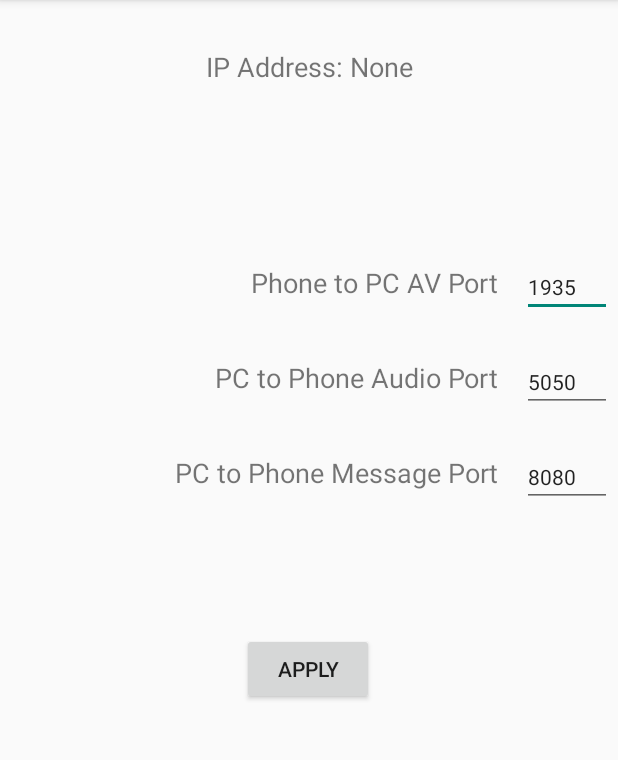
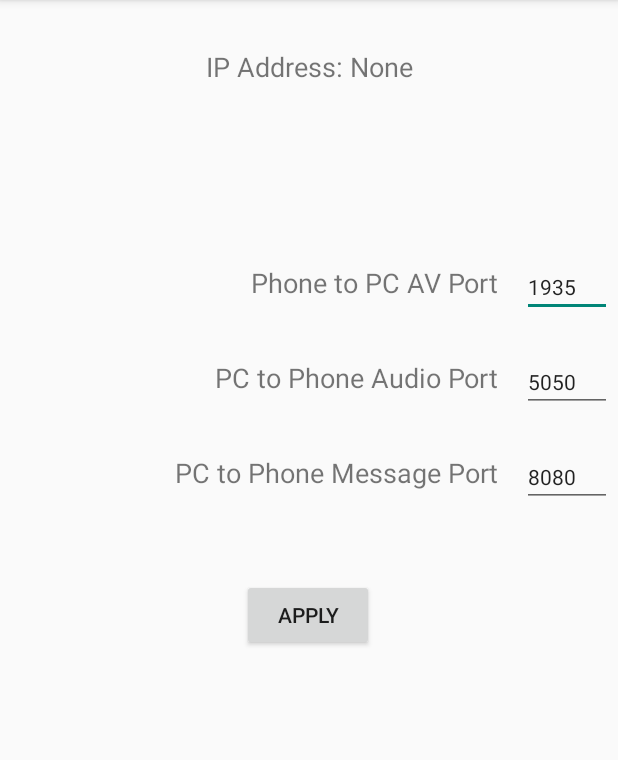
Before and after one commit to khutes/SurvivorBuddy4Mobile, an Android app: the SettingsActivity screen opened directly, with no data from a screen before it, after a tap on "APPLY", on a phone screen of 412 x 824 dp, the part 84-844 px from its top. Run offline under Robolectric (Android 15) with nearby library versions, the phone set to English and light mode, and no system bars.

Commit message:
Added port number validation and toast messages for applied settings

```diff
--- a/app/src/main/java/com/example/survivorbuddy4mobile/SettingsActivity.java
+++ b/app/src/main/java/com/example/survivorbuddy4mobile/SettingsActivity.java
@@ -9,6 +9,7 @@ import android.util.Log;
 import android.view.View;
 import android.widget.EditText;
 import android.widget.TextView;
+import android.widget.Toast;
 
 public class SettingsActivity extends AppCompatActivity {
 
@@ -64,13 +65,61 @@ public class SettingsActivity extends AppCompatActivity {
 
     }
 
+    private boolean validatePortNum(int portNum) {
+        Log.i(TAG, "validatingPort");
+        if(portNum >= 1 && portNum <= 65535) {
+            Log.i(TAG, "portGood");
+            return true;
+        }
+        return false;
+    }
+
     public void applySettings(View view) {
+        Log.i(TAG, "applySettings");
+        mEditor = mPreferences.edit();
+        int rtsp_num = 0;
+        int audio_num = 0;
+        int message_num = 0;
+        boolean parseGood = true;
+        try {
+            rtsp_num = Integer.parseInt((String.valueOf(rtspPortInput.getText())));
+            audio_num = Integer.parseInt((String.valueOf(audioPortInput.getText())));
+            message_num = Integer.parseInt((String.valueOf(messagePortInput.getText())));
+        } catch (NumberFormatException e) {
+            Toast.makeText(SettingsActivity.this, "One or more invalid ports", Toast.LENGTH_SHORT).show();
+            parseGood = false;
+        }
 
-        mEditor = mPreferences.edit();
-        mEditor.putInt("rtspPort", Integer.parseInt(String.valueOf(rtspPortInput.getText())));
-        mEditor.putInt("audioPort", Integer.parseInt(String.valueOf(audioPortInput.getText())));
-        mEditor.putInt("messagePort", Integer.parseInt(String.valueOf(messagePortInput.getText())));
-        mEditor.commit();
+        if(parseGood) {
+
+            boolean allApplied = true;
+
+            if (validatePortNum(rtsp_num)) {
+                mEditor.putInt("rtspPort", rtsp_num);
+            } else {
+                allApplied = false;
+                Toast.makeText(SettingsActivity.this, "Invalid Phone to PC AV Port", Toast.LENGTH_SHORT).show();
+            }
+
+            if (validatePortNum(audio_num)) {
+                mEditor.putInt("audioPort", audio_num);
+            } else {
+                allApplied = false;
+                Toast.makeText(SettingsActivity.this, "Invalid PC to Phone Audio Port", Toast.LENGTH_SHORT).show();
+            }
+
+            if (validatePortNum(message_num)) {
+                mEditor.putInt("messagePort", message_num);
+            } else {
+                allApplied = false;
+                Toast.makeText(SettingsActivity.this, "Invalid PC to Phone Message Port", Toast.LENGTH_SHORT).show();
+            }
+
+            mEditor.commit();
+            if (allApplied) {
+                Toast.makeText(SettingsActivity.this, "Applied", Toast.LENGTH_SHORT).show();
+            }
+        }
 
     }
 
--- a/app/src/main/res/layout/activity_settings.xml
+++ b/app/src/main/res/layout/activity_settings.xml
@@ -106,7 +106,7 @@
         android:id="@+id/apply_button"
         android:layout_width="wrap_content"
         android:layout_height="wrap_content"
-        android:layout_marginTop="84dp"
+        android:layout_marginTop="48dp"
         android:onClick="applySettings"
         android:text="@string/apply_setting_button_label"
         app:layout_constraintEnd_toEndOf="parent"
```
